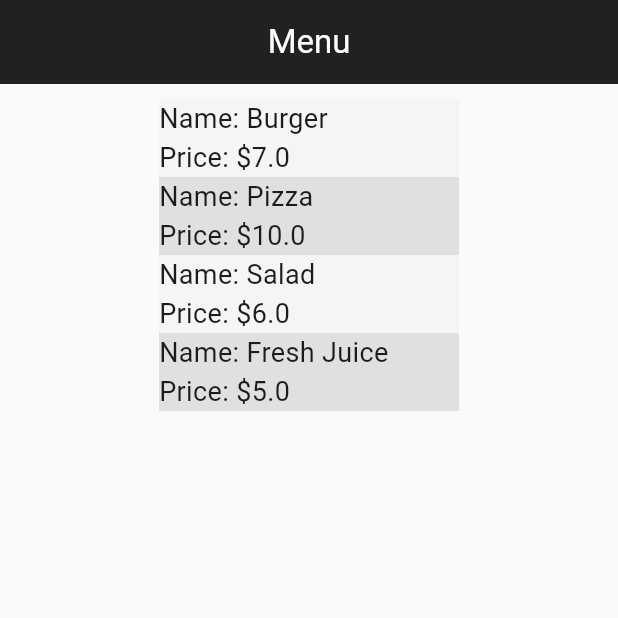
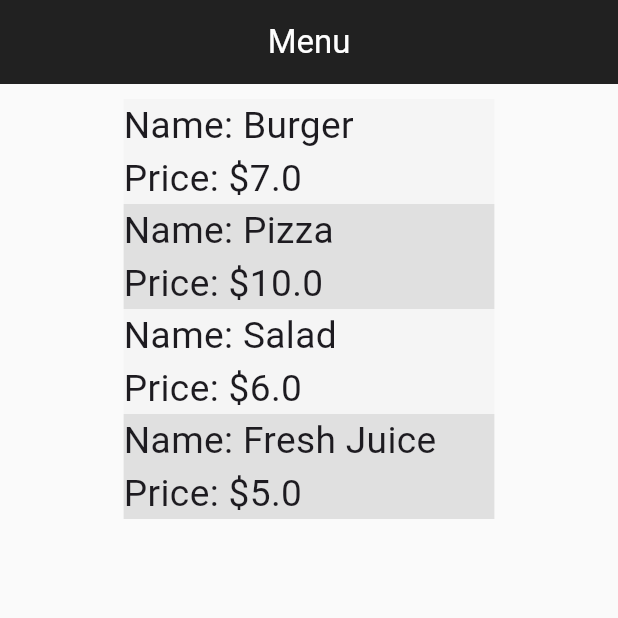
Before and after one commit to ousamahatoum/csci410_week8_fall2026, a Flutter app: the screen it shows after launch, on a phone screen of 412 x 824 dp, the top half of it. Run offline on Flutter 3.47's test engine with Material 3 defaults, Android fonts, the phone set to English and light mode, and no system bars.

Commit message:
added mediaquery

```diff
--- a/lib/home.dart
+++ b/lib/home.dart
@@ -11,11 +11,16 @@ class Home extends StatefulWidget {
 class _HomeState extends State<Home> {
   @override
   Widget build(BuildContext context) {
+    double itemWidth = MediaQuery.of(context).size.width * 0.6;
+    if (MediaQuery.of(context).orientation == Orientation.landscape) {
+      itemWidth = MediaQuery.of(context).size.width * 0.3;
+    }
+
     return Scaffold(
       appBar: AppBar(
         title: const Text('Menu')
       ),
-      body: const ShowItems()
+      body: ShowItems(itemWidth: itemWidth)
     );
   }
 }
--- a/lib/item.dart
+++ b/lib/item.dart
@@ -15,17 +15,18 @@ List<Item> items = [
 ];
 
 class ShowItems extends StatelessWidget {
-  const ShowItems({super.key});
-  final TextStyle itemText = const TextStyle(fontSize: 18);
+  final double itemWidth;
+  ShowItems({required this.itemWidth, super.key});
 
   @override
   Widget build(BuildContext context) {
+    final TextStyle itemText = TextStyle(fontSize: itemWidth * 0.1);
     return ListView.builder(
         padding: EdgeInsets.all(10),
         itemCount: items.length,
         itemBuilder: (context, index) {
           return Align(alignment: Alignment.topCenter,
-              child: Container(width: 200, color: index % 2 == 0 ? Colors.grey.shade100 : Colors.grey.shade300,
+              child: Container(width: itemWidth, color: index % 2 == 0 ? Colors.grey.shade100 : Colors.grey.shade300,
                   child: Column(crossAxisAlignment: CrossAxisAlignment.start, children: [
             Text('Name: ${items[index].name}', style: itemText),
             Text('Price: \$${items[index].price}', style: itemText),
```
